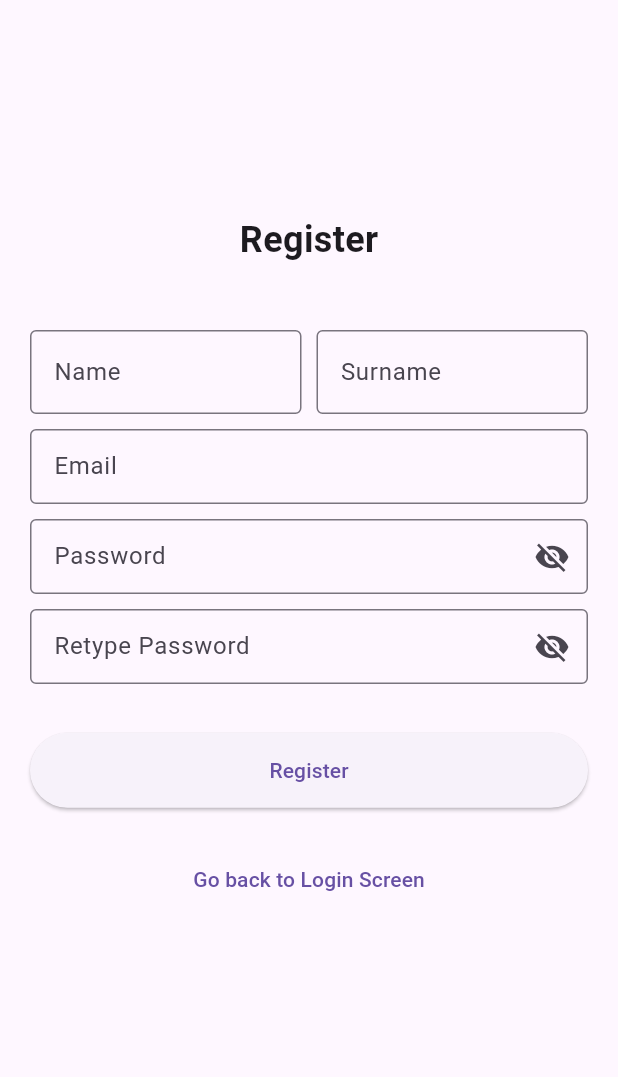
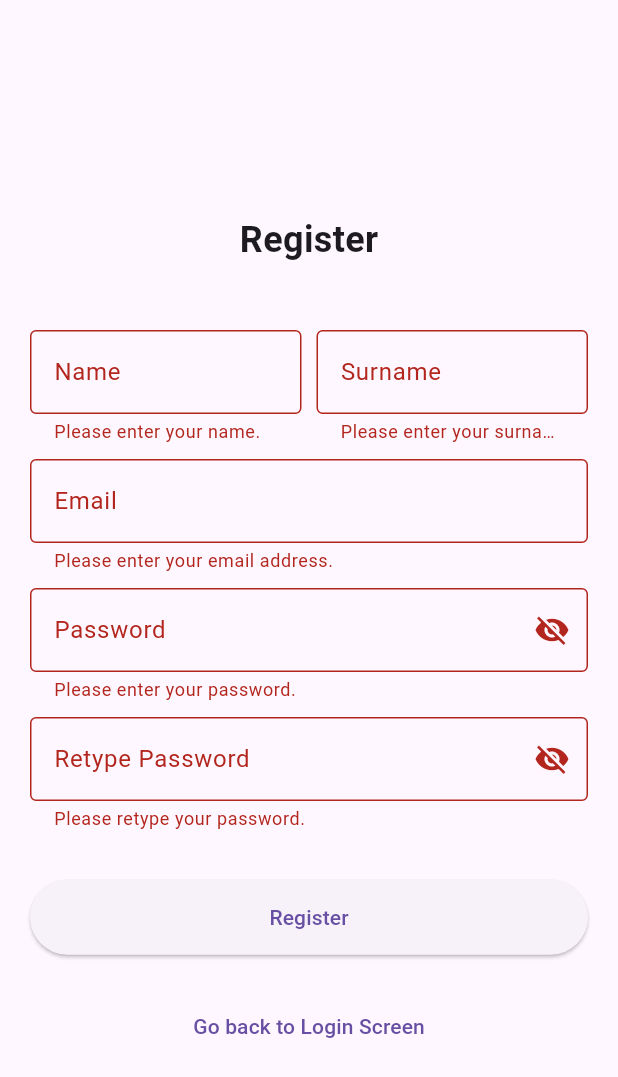
Before and after one commit to vendAR-project/vendAR, a Flutter app: the RegisterView screen opened directly, after a tap on "Register", on a phone screen of 412 x 824 dp. Shown: the top 1077 px of the screen. Run offline on Flutter 3.47's test engine with Material 3 defaults, Android fonts, the phone set to English and light mode, and no system bars.

Commit message:
feat: register_view and register_controller connected

```diff
--- a/vendar/lib/components/register/register_view.dart
+++ b/vendar/lib/components/register/register_view.dart
@@ -1,14 +1,32 @@
 import 'package:flutter/material.dart';
 import 'package:vendar/components/login/login_view.dart';
+import 'package:vendar/components/register/register_controller.dart';
 
-class RegisterView extends StatelessWidget {
+class RegisterView extends StatefulWidget {
   const RegisterView({super.key});
+
+  @override
+  State<RegisterView> createState() => _RegisterViewState();
+}
+
+class _RegisterViewState extends State<RegisterView> {
+  final _formKey = GlobalKey<FormState>();
+  final TextEditingController _nameController = TextEditingController();
+  final TextEditingController _surnameController = TextEditingController();
+  final TextEditingController _emailController = TextEditingController();
+  final TextEditingController _passwordController = TextEditingController();
+  final TextEditingController _retypePasswordController =
+      TextEditingController();
+
+  final RegisterController _registerController = RegisterController();
 
   @override
   Widget build(BuildContext context) {
     return Scaffold(
       body: SingleChildScrollView(
         padding: const EdgeInsets.all(20.0),
+        child: Form(
+          key: _formKey,
           child: Column(
             mainAxisAlignment: MainAxisAlignment.center,
             children: [
@@ -18,78 +36,110 @@ class RegisterView extends StatelessWidget {
                 child: Center(
                   child: Text(
                     'Register',
-                  style: TextStyle(fontSize: 24.0, fontWeight: FontWeight.bold),
+                    style:
+                        TextStyle(fontSize: 24.0, fontWeight: FontWeight.bold),
                   ),
                 ),
               ),
               const SizedBox(height: 20.0),
-
-            const Row(
+              Row(
                 children: [
                   Flexible(
-                  child: TextField(
-                    decoration: InputDecoration(
+                    child: TextFormField(
+                      controller: _nameController,
+                      decoration: const InputDecoration(
                         labelText: 'Name',
                         border: OutlineInputBorder(),
                       ),
+                      validator: (value) {
+                        if (value == null || value.isEmpty) {
+                          return 'Please enter your name.';
+                        }
+                        return null;
+                      },
                     ),
                   ),
-                SizedBox(width: 10.0),
+                  const SizedBox(width: 10.0),
                   Flexible(
-                  child: TextField(
-                    decoration: InputDecoration(
+                    child: TextFormField(
+                      controller: _surnameController,
+                      decoration: const InputDecoration(
                         labelText: 'Surname',
                         border: OutlineInputBorder(),
                       ),
+                      validator: (value) {
+                        if (value == null || value.isEmpty) {
+                          return 'Please enter your surname.';
+                        }
+                        return null;
+                      },
                     ),
                   ),
                 ],
               ),
               const SizedBox(height: 10.0),
-
-            const SizedBox(
-              height: 50.0,
-              child: TextField(
-                decoration: InputDecoration(
+              TextFormField(
+                controller: _emailController,
+                decoration: const InputDecoration(
                   labelText: 'Email',
                   border: OutlineInputBorder(),
                 ),
-              ),
+                validator: (value) {
+                  if (value == null || value.isEmpty) {
+                    return 'Please enter your email address.';
+                  }
+                  return null;
+                },
               ),
               const SizedBox(height: 10.0),
-
-            const SizedBox(
-              height: 50.0,
-              child: TextField(
-                decoration: InputDecoration(
+              TextFormField(
+                controller: _passwordController,
+                decoration: const InputDecoration(
                   labelText: 'Password',
                   border: OutlineInputBorder(),
                   suffixIcon: Icon(Icons.visibility_off),
                 ),
                 obscureText: true,
-              ),
+                validator: (value) {
+                  if (value == null || value.isEmpty) {
+                    return 'Please enter your password.';
+                  }
+                  return null;
+                },
               ),
               const SizedBox(height: 10.0),
-
-            const SizedBox(
-              height: 50.0,
-              child: TextField(
-                decoration: InputDecoration(
+              TextFormField(
+                controller: _retypePasswordController,
+                decoration: const InputDecoration(
                   labelText: 'Retype Password',
                   border: OutlineInputBorder(),
                   suffixIcon: Icon(Icons.visibility_off),
                 ),
                 obscureText: true,
-              ),
+                validator: (value) {
+                  if (value == null || value.isEmpty) {
+                    return 'Please retype your password.';
+                  } else if (value != _passwordController.text) {
+                    return 'Passwords do not match.';
+                  }
+                  return null;
+                },
               ),
               const SizedBox(height: 20.0),
-
-            // Register button with spacing
               SizedBox(
                 height: 75.0,
                 child: Center(
                   child: ElevatedButton(
-                  onPressed: () {},
+                    onPressed: () {
+                      if (_formKey.currentState!.validate()) {
+                        String name = _nameController.text;
+                        String surname = _surnameController.text;
+                        String email = _emailController.text;
+                        String password = _passwordController.text;
+                        _registerController.register(
+                            name, surname, email, password);
+                      }
+                    },
                     style: ElevatedButton.styleFrom(
                       minimumSize: Size(MediaQuery.of(context).size.width, 50),
                     ),
@@ -116,6 +166,17 @@ class RegisterView extends StatelessWidget {
             ],
           ),
         ),
+      ),
     );
   }
+
+  @override
+  void dispose() {
+    _nameController.dispose();
+    _surnameController.dispose();
+    _emailController.dispose();
+    _passwordController.dispose();
+    _retypePasswordController.dispose();
+    super.dispose();
   }
+}
```
Lines whose indentation alone changed are shown as unchanged.
